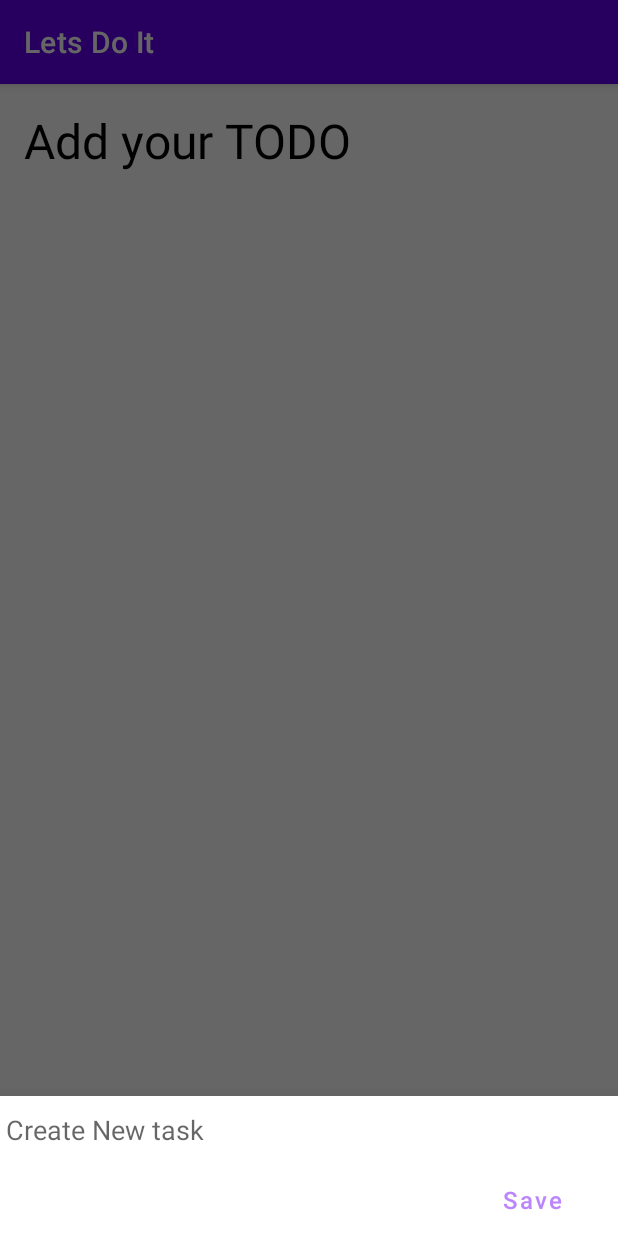
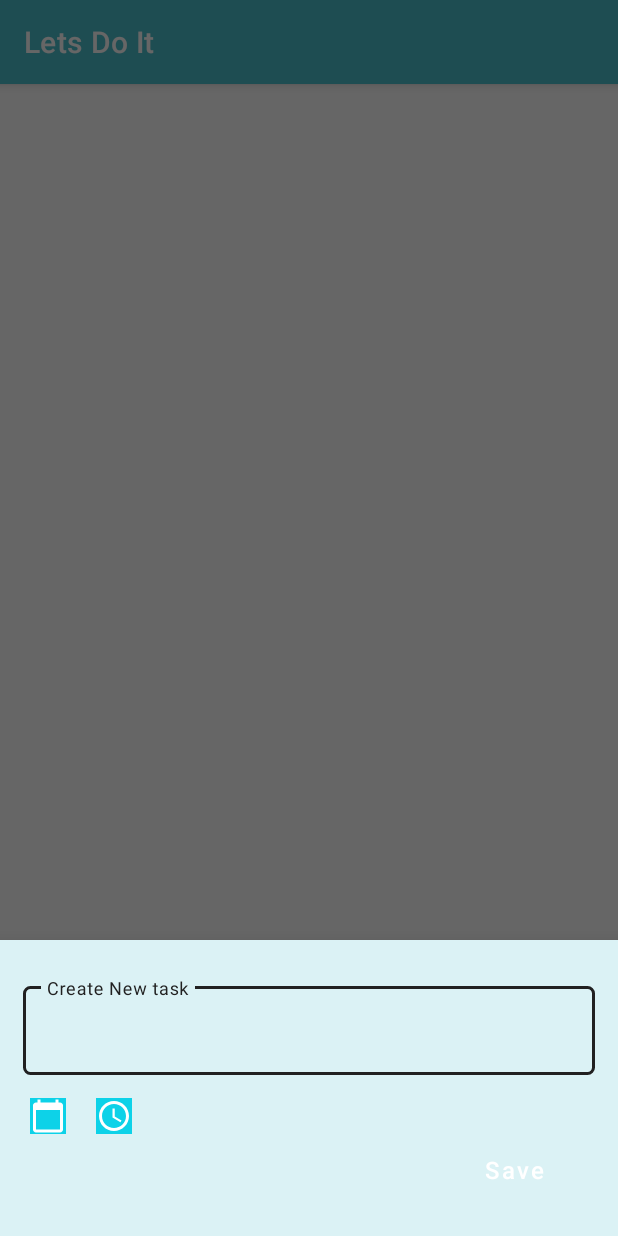
Before and after one commit to aditechdev/to-do-app, an Android app: the screen it shows after launch (MainActivity), after a tap on "Add task In TODO App", on a phone screen of 412 x 824 dp. Run offline under Robolectric (Android 15) with nearby library versions, the phone set to English and light mode, and no system bars; libraries missing offline, so code that uses them is left out: it.xabaras.android.

Commit message:
:bug: Keyboard above bottom sheet dialog
Keyboard above bottom sheet dialog, multine in edit text

```diff
--- a/app/src/main/java/in/aditya/letsdoit/RecyclerItemTouchHelper.java
+++ b/app/src/main/java/in/aditya/letsdoit/RecyclerItemTouchHelper.java
@@ -71,9 +71,9 @@ public class RecyclerItemTouchHelper extends ItemTouchHelper.SimpleCallback {
     @Override
     public void onChildDraw(@NonNull Canvas c, @NonNull RecyclerView recyclerView, @NonNull RecyclerView.ViewHolder viewHolder, float dX, float dY, int actionState, boolean isCurrentlyActive) {
         new RecyclerViewSwipeDecorator.Builder(c, recyclerView, viewHolder, dX, dY, actionState, isCurrentlyActive)
-                .addSwipeLeftBackgroundColor(ContextCompat.getColor(adapter.getContext(), R.color.design_default_color_primary_dark))
+                .addSwipeLeftBackgroundColor(ContextCompat.getColor(adapter.getContext(), R.color.colorPrimaryDark))
                 .addSwipeLeftActionIcon(R.drawable.ic_edit_24)
-                .addSwipeRightBackgroundColor(Color.RED)
+                .addSwipeRightBackgroundColor(ContextCompat.getColor(adapter.getContext(), R.color.dangerColor))
                 .addSwipeRightActionIcon(R.drawable.ic_delete_24)
                 .create()
                 .decorate();
--- a/app/src/main/java/in/aditya/letsdoit/activity/AddNewTask.java
+++ b/app/src/main/java/in/aditya/letsdoit/activity/AddNewTask.java
@@ -9,13 +9,18 @@ import android.text.TextWatcher;
 import android.view.LayoutInflater;
 import android.view.View;
 import android.view.ViewGroup;
+import android.view.Window;
+import android.view.WindowManager;
 import android.widget.Button;
 import android.widget.EditText;
 
 import androidx.annotation.NonNull;
 import androidx.annotation.Nullable;
+import androidx.fragment.app.DialogFragment;
 
 import com.google.android.material.bottomsheet.BottomSheetDialogFragment;
+import com.google.android.material.textfield.TextInputEditText;
+import com.google.android.material.textfield.TextInputLayout;
 
 import in.aditya.letsdoit.OnDialogCloseListener;
 import in.aditya.letsdoit.R;
@@ -34,7 +39,7 @@ public class AddNewTask extends BottomSheetDialogFragment {
     //    ---------------------------------------------------VARIABLE DECLARATION   ------------------------------------------------------------ //
 
 
-    private EditText mEditText;
+    private TextInputEditText mEditText;
     private Button mSaveButton;
     private DataBaseHandler myDb;
 
@@ -50,6 +55,8 @@ public class AddNewTask extends BottomSheetDialogFragment {
     @Override
     public View onCreateView(@NonNull LayoutInflater inflater, @Nullable ViewGroup container, @Nullable Bundle savedInstanceState) {
         View v = inflater.inflate(R.layout.new_entry, container, false);
+
+
         return v;
     }
 
@@ -58,6 +65,7 @@ public class AddNewTask extends BottomSheetDialogFragment {
     @Override
     public void onViewCreated(@NonNull View view, @Nullable Bundle savedInstanceState) {
         super.onViewCreated(view, savedInstanceState);
+        setStyle(DialogFragment.STYLE_NORMAL, R.style.DialogStyle);
 
         mEditText = view.findViewById(R.id.et_new_task);
         mSaveButton = view.findViewById(R.id.btn_new_task);
@@ -137,4 +145,10 @@ public class AddNewTask extends BottomSheetDialogFragment {
             ((OnDialogCloseListener) activity).onDialogClose(dialog);
         }
     }
+
+    @Override
+    public void onCreate(@Nullable Bundle savedInstanceState) {
+        setStyle(DialogFragment.STYLE_NORMAL, R.style.DialogStyle);
+        super.onCreate(savedInstanceState);
+    }
 }
--- /dev/null
+++ b/app/src/main/res/drawable/ic_calendar_today_24.xml
@@ -0,0 +1,5 @@
+<vector android:height="24dp" android:tint="#FFFFFF"
+    android:viewportHeight="24" android:viewportWidth="24"
+    android:width="24dp" xmlns:android="http://schemas.android.com/apk/res/android">
+    <path android:fillColor="@android:color/white" android:pathData="M20,3h-1L19,1h-2v2L7,3L7,1L5,1v2L4,3c-1.1,0 -2,0.9 -2,2v16c0,1.1 0.9,2 2,2h16c1.1,0 2,-0.9 2,-2L22,5c0,-1.1 -0.9,-2 -2,-2zM20,21L4,21L4,8h16v13z"/>
+</vector>
--- /dev/null
+++ b/app/src/main/res/drawable/ic_time_24.xml
@@ -0,0 +1,6 @@
+<vector android:height="24dp" android:tint="#FFFFFF"
+    android:viewportHeight="24" android:viewportWidth="24"
+    android:width="24dp" xmlns:android="http://schemas.android.com/apk/res/android">
+    <path android:fillColor="@android:color/white" android:pathData="M11.99,2C6.47,2 2,6.48 2,12s4.47,10 9.99,10C17.52,22 22,17.52 22,12S17.52,2 11.99,2zM12,20c-4.42,0 -8,-3.58 -8,-8s3.58,-8 8,-8 8,3.58 8,8 -3.58,8 -8,8z"/>
+    <path android:fillColor="@android:color/white" android:pathData="M12.5,7H11v6l5.25,3.15 0.75,-1.23 -4.5,-2.67z"/>
+</vector>
--- a/app/src/main/res/layout/activity_main.xml
+++ b/app/src/main/res/layout/activity_main.xml
@@ -7,22 +7,10 @@
     android:layout_height="match_parent"
     tools:context=".activity.MainActivity">
 
-    <TextView
-        android:id="@+id/tv_todo"
-        android:layout_width="wrap_content"
-        android:layout_height="wrap_content"
-        android:layout_marginStart="16dp"
-        android:layout_marginTop="16dp"
-        android:layout_marginBottom="16dp"
-        android:gravity="center"
-        android:text="@string/st_tv_initial_text"
-        android:textColor="@color/black"
-        android:textSize="32sp" />
 
     <androidx.recyclerview.widget.RecyclerView
         android:id="@+id/recycler_view"
         android:layout_width="match_parent"
-        android:layout_below="@id/tv_todo"
         android:layout_height="wrap_content"
         android:layout_marginTop="16dp"
         android:nestedScrollingEnabled="true"
--- a/app/src/main/res/layout/new_entry.xml
+++ b/app/src/main/res/layout/new_entry.xml
@@ -1,29 +1,99 @@
-<RelativeLayout
-    xmlns:android="http://schemas.android.com/apk/res/android"
+<RelativeLayout xmlns:android="http://schemas.android.com/apk/res/android"
+    android:layout_width="match_parent"
     android:layout_height="wrap_content"
-    android:layout_width="match_parent">
+    xmlns:app="http://schemas.android.com/apk/res-auto"
+    xmlns:tools="http://schemas.android.com/tools"
+    android:background="@color/background">
 
-    <EditText
-        android:id="@+id/et_new_task"
+    <com.google.android.material.textfield.TextInputLayout
+
+        style="@style/Widget.MaterialComponents.TextInputLayout.OutlinedBox"
+
+        android:id="@+id/et_new_task_layout"
         android:layout_width="match_parent"
         android:layout_height="wrap_content"
-        android:backgroundTint="@null"
-        android:autofillHints="Enter The Task"
-        android:hint="@string/et_add_task"
-        android:textAppearance="@style/TextAppearance.AppCompat.Medium"
-        android:inputType="text" />
+        android:autofillHints="Enter TODO"
+        app:boxCornerRadiusBottomEnd="5dp"
+        app:boxCornerRadiusBottomStart="5dp"
+        app:boxCornerRadiusTopEnd="5dp"
+        app:boxCornerRadiusTopStart="5dp"
+        android:layout_marginLeft="15dp"
+        android:layout_marginRight="15dp"
+        android:layout_marginTop="25dp"
+        android:hint="@string/et_add_task">
+
+        <com.google.android.material.textfield.TextInputEditText
+            android:id="@+id/et_new_task"
+            android:layout_width="match_parent"
+            android:layout_height="wrap_content"
+            android:ellipsize="end"
+            android:ems="10"
+            android:imeOptions="actionDone"
+
+
+            android:textColor="@color/textColorPrimary"
+            android:textAppearance="@style/TextAppearance.AppCompat.Medium"
+            tools:ignore="KeyboardInaccessibleWidget"
+            android:inputType="textMultiLine"/>
+
+    </com.google.android.material.textfield.TextInputLayout>
+
+
+
+
+
+    <androidx.appcompat.widget.AppCompatImageButton
+        android:id="@+id/imageButtonCalender"
+        android:layout_width="wrap_content"
+        android:layout_height="wrap_content"
+        android:layout_below="@id/et_new_task_layout"
+        android:layout_marginStart="20dp"
+        android:layout_marginTop="15dp"
+        android:background="@color/colorPrimaryDark"
+        android:src="@drawable/ic_calendar_today_24" />
+
+    <TextView
+        android:id="@+id/tvCalender"
+        android:layout_width="wrap_content"
+        android:layout_height="wrap_content"
+        android:layout_below="@id/et_new_task_layout"
+        android:layout_marginTop="15dp"
+        android:layout_toEndOf="@id/imageButtonCalender"
+        android:textColor="@color/textColorSecondary" />
+
+    <androidx.appcompat.widget.AppCompatImageButton
+        android:id="@+id/imageButtonTime"
+        android:layout_width="wrap_content"
+        android:layout_toEndOf="@id/tvCalender"
+
+        android:layout_height="wrap_content"
+        android:layout_below="@id/et_new_task_layout"
+        android:layout_marginStart="20dp"
+        android:layout_marginTop="15dp"
+        android:background="@color/colorPrimaryDark"
+        android:src="@drawable/ic_time_24" />
+
+    <TextView
+        android:id="@+id/tvTime"
+        android:layout_width="wrap_content"
+        android:layout_height="wrap_content"
+        android:layout_below="@id/et_new_task_layout"
+        android:layout_marginTop="15dp"
+        android:layout_toEndOf="@id/imageButtonTime"
+        android:textColor="@color/textColorSecondary" />
 
     <Button
         android:id="@+id/btn_new_task"
         android:layout_width="wrap_content"
         android:layout_height="wrap_content"
-        android:layout_below="@id/et_new_task"
+        android:layout_below="@id/imageButtonTime"
         android:layout_alignParentEnd="true"
-        android:textSize="16sp"
+        android:layout_marginEnd="25dp"
+        android:background="@android:color/transparent"
+        android:elevation="10dp"
+        android:layout_marginBottom="20dp"
         android:text="@string/btn_save"
-        android:layout_marginEnd="25dp"
         android:textAllCaps="false"
-        android:background="@android:color/transparent"
-        android:textColor="@color/purple_200"
-        android:elevation="10dp"/>
+        android:textColor="@color/white"
+        android:textSize="16sp" />
 </RelativeLayout>
--- a/app/src/main/res/layout/rv_added_task.xml
+++ b/app/src/main/res/layout/rv_added_task.xml
@@ -6,19 +6,41 @@
     app:cardElevation="3dp"
     app:cardCornerRadius="8dp"
     android:layout_marginHorizontal="16dp"
-    android:layout_marginVertical="8dp">
+    android:layout_marginVertical="8dp"
+    android:background="@color/background">
 
     <RelativeLayout
-        android:layout_width="wrap_content"
+        android:layout_width="match_parent"
         android:layout_height="wrap_content"
-        android:padding="8dp">
+        android:padding="8dp"
+        android:background="@color/background">
         <com.google.android.material.checkbox.MaterialCheckBox
             android:id="@+id/mCheckBox"
             android:layout_width="wrap_content"
             android:layout_height="wrap_content"
+            android:textColor="@color/textColorPrimary"
             android:text="@string/rv_element_task"
             android:paddingStart="8dp"
             android:paddingEnd="8dp"
-            android:buttonTint="@android:color/holo_blue_dark"/>
+            android:buttonTint="@color/colorPrimaryDark"/>
+
+        <TextView
+            android:id="@+id/recyclerTextDate"
+            android:layout_width="wrap_content"
+            android:layout_height="wrap_content"
+            android:layout_below="@id/mCheckBox"
+            android:layout_marginTop="15dp"
+            android:textSize="15sp"
+            android:textColor="@color/textColorSecondary"/>
+
+        <TextView
+            android:layout_width="wrap_content"
+            android:layout_height="wrap_content"
+            android:id="@+id/recyclerTextTime"
+            android:layout_marginTop="15dp"
+            android:textSize="15sp"
+            android:layout_below="@id/mCheckBox"
+            android:layout_toRightOf="@id/recyclerTextDate"/>
+
     </RelativeLayout>
 </androidx.cardview.widget.CardView>
--- a/app/src/main/res/values/colors.xml
+++ b/app/src/main/res/values/colors.xml
@@ -6,5 +6,17 @@
     <color name="teal_200">#FF03DAC5</color>
     <color name="teal_700">#FF018786</color>
     <color name="black">#FF000000</color>
+
+
     <color name="white">#FFFFFFFF</color>
+    <color name="background">#DBF2F5</color>
+    <color name="colorPrimary">#4CC1CE</color>
+    <color name="colorPrimaryDark">#0DD2E8</color>
+    <color name="textColorPrimary">#FF000000</color>
+    <color name="textColorSecondary">#201E1E</color>
+    <color name="dangerColor">#DC2626</color>
+
+
+
+
 </resources>
--- a/app/src/main/res/values/themes.xml
+++ b/app/src/main/res/values/themes.xml
@@ -2,8 +2,11 @@
     <!-- Base application theme. -->
     <style name="Theme.LetsDoIt" parent="Theme.MaterialComponents.DayNight.DarkActionBar">
         <!-- Primary brand color. -->
-        <item name="colorPrimary">@color/purple_500</item>
-        <item name="colorPrimaryVariant">@color/purple_700</item>
+
+        <item name="colorPrimary">@color/colorPrimary</item>
+
+        // COlor Primary Dark
+        <item name="colorPrimaryVariant">@color/colorPrimaryDark</item>
         <item name="colorOnPrimary">@color/white</item>
         <!-- Secondary brand color. -->
         <item name="colorSecondary">@color/teal_200</item>
@@ -18,9 +21,9 @@
     <style name="splashScreen" parent="Theme.AppCompat.DayNight.NoActionBar">
     <item name="android:windowBackground">@drawable/splash_screen</item>
     </style>
+<!--    Theme.Design.Light.BottomSheetDialog-->
 
-
-    <style name="DialogStyle" parent="Theme.Design.Light.BottomSheetDialog">
+    <style name="DialogStyle" parent="Theme.Design.BottomSheetDialog">
         <item name="android:windowIsFloating">false</item>
         <item name="android:statusBarColor">@android:color/transparent</item>
         <item name="android:windowSoftInputMode">adjustResize</item>
```
